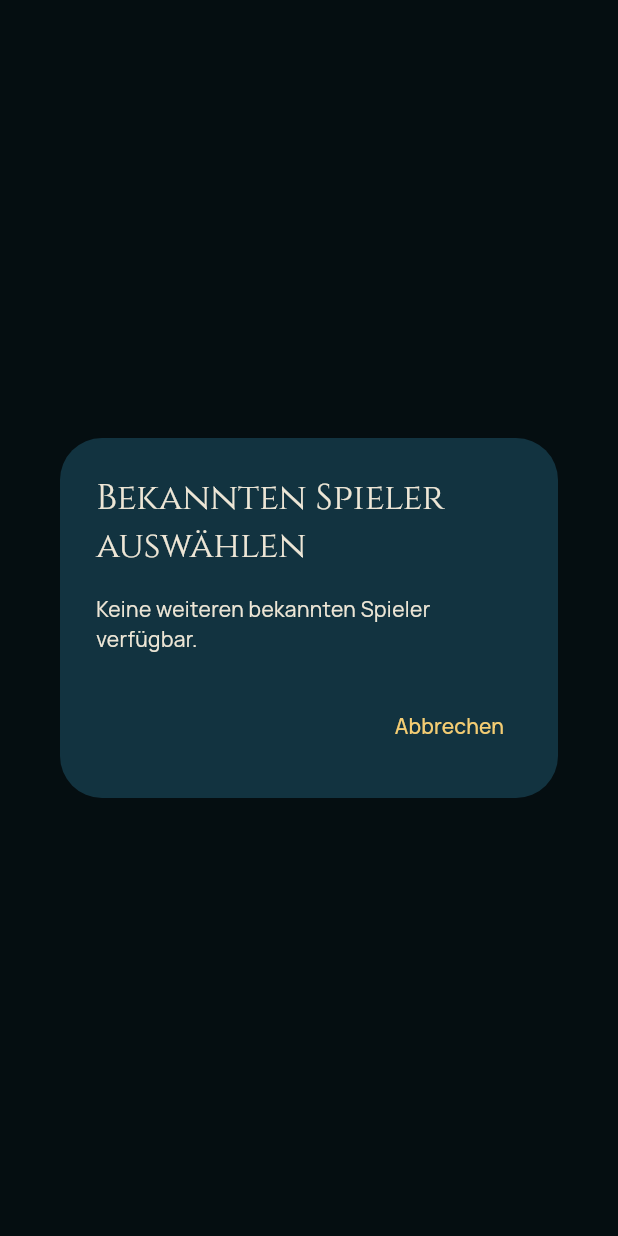
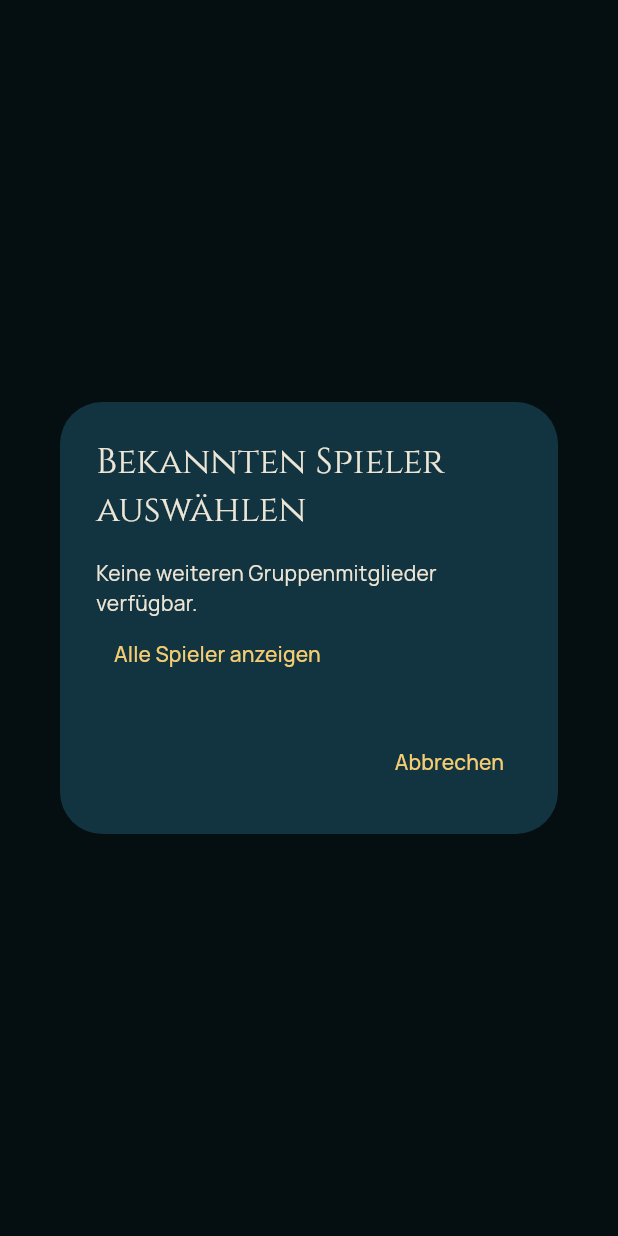
Before and after one commit to melaLetics/track_and_play, a Flutter app: what showAddKnownParticipantDialog() shows on an empty page, opened directly with empty values, on a phone screen of 412 x 824 dp. Run offline on Flutter 3.47's test engine with Material 3 defaults, Android fonts, the phone set to English and light mode, and no system bars; our stand-ins replace drift, drift_flutter, file_picker, flutter_riverpod, google_fonts, qr_flutter and 2 more; missing offline and left inert: mana_icons_flutter, mobile_scanner; accounts and stored records are empty; generated files the repository leaves out were written again.

Commit message:
game setup

```diff
--- a/lib/features/games/view/screen/game_setup_screen.dart
+++ b/lib/features/games/view/screen/game_setup_screen.dart
@@ -117,6 +117,7 @@ class _GameSetupScreenState extends ConsumerState<GameSetupScreen> {
     final draft = await showAddKnownParticipantDialog(
       context,
       excludePlayerIds: _knownPlayerIds,
+      groupId: _groupId,
     );
     if (draft != null) {
       setState(() => _participants.add(_withDefaults(draft)));
--- a/lib/features/games/view/widgets/add_known_participant_dialog.dart
+++ b/lib/features/games/view/widgets/add_known_participant_dialog.dart
@@ -1,21 +1,36 @@
 import 'package:flutter/material.dart';
 import 'package:flutter_riverpod/flutter_riverpod.dart';
 
+import '../../../../core/widgets/mana_symbol.dart';
 import '../../../players/controller/provider/players_repository_provider.dart';
 import '../../../decks/controller/provider/decks_repository_provider.dart';
+import '../../../groups/controller/provider/groups_repository_provider.dart';
 import '../../model/game_participant_draft.dart';
 
 /// Mehrstufiger Dialog: erst einen bekannten Spieler auswählen, dann
 /// (optional) eines seiner eigenen Decks - oder ein GELIEHENES Deck
 /// eines anderen Spielers (Eintrag "Geliehenes Deck", siehe
 /// ARCHITECTURE.md) - oder "kein Deck angeben".
+///
+/// [groupId] (Nutzerwunsch): ist beim Aufruf aus GameSetupScreen eine
+/// Gruppe verlinkt, werden auf der Spieler-Auswahl-Stufe ERSTMAL nur
+/// deren Mitglieder vorgeschlagen statt aller bekannten Spieler - ein
+/// Link "Alle Spieler anzeigen" erweitert die Liste bei Bedarf (z. B.
+/// Gast ohne Gruppenmitgliedschaft). Die Deck-/Verleih-Auswahl danach
+/// bleibt unverändert ungefiltert - eine Gruppe schränkt nur ein, WER
+/// als Teilnehmer vorgeschlagen wird, nicht wessen Deck geliehen
+/// werden kann.
 Future<GameParticipantDraft?> showAddKnownParticipantDialog(
   BuildContext context, {
   required Set<int> excludePlayerIds,
+  int? groupId,
 }) {
   return showDialog<GameParticipantDraft>(
     context: context,
-    builder: (_) => _AddKnownParticipantDialog(excludePlayerIds: excludePlayerIds),
+    builder: (_) => _AddKnownParticipantDialog(
+      excludePlayerIds: excludePlayerIds,
+      groupId: groupId,
+    ),
   );
 }
 
@@ -23,8 +38,12 @@ enum _Step { pickPlayer, ownDeck, pickLender, pickLenderDeck }
 
 class _AddKnownParticipantDialog extends ConsumerStatefulWidget {
   final Set<int> excludePlayerIds;
+  final int? groupId;
 
-  const _AddKnownParticipantDialog({required this.excludePlayerIds});
+  const _AddKnownParticipantDialog({
+    required this.excludePlayerIds,
+    this.groupId,
+  });
 
   @override
   ConsumerState<_AddKnownParticipantDialog> createState() =>
@@ -38,6 +57,14 @@ class _AddKnownParticipantDialogState
   String? _selectedPlayerName;
   int? _lenderId;
   String? _lenderName;
+
+  /// Nur relevant, wenn widget.groupId gesetzt ist: true, sobald der
+  /// Nutzer explizit "Alle Spieler anzeigen" angetippt hat - dann
+  /// bleibt für den Rest dieser Dialog-Instanz die ungefilterte Liste
+  /// aktiv (bewusst kein Zurück-Toggle, da sonst eine bereits
+  /// getroffene Auswahl außerhalb der Gruppe wieder aus der Liste
+  /// verschwinden könnte).
+  bool _showAllPlayers = false;
 
   @override
   Widget build(BuildContext context) {
@@ -54,7 +81,10 @@ class _AddKnownParticipantDialogState
   }
 
   Widget _buildPickPlayerStep(BuildContext context) {
-    final playersAsync = ref.watch(allActivePlayersProvider);
+    final restrictToGroup = widget.groupId != null && !_showAllPlayers;
+    final playersAsync = restrictToGroup
+        ? ref.watch(groupMembersProvider(widget.groupId!))
+        : ref.watch(allActivePlayersProvider);
     return AlertDialog(
       title: const Text('Bekannten Spieler auswählen'),
       content: SizedBox(
@@ -63,12 +93,35 @@ class _AddKnownParticipantDialogState
           loading: () => const Center(child: CircularProgressIndicator()),
           error: (error, stack) => Text('Fehler: $error'),
           data: (players) {
+            // !p.archived zusätzlich nötig, weil groupMembersProvider
+            // (anders als allActivePlayersProvider) archivierte
+            // Mitglieder NICHT herausfiltert (siehe
+            // GroupsRepository.watchMembers) - ohne diesen Filter
+            // könnten bei gruppen-eingeschränkter Anzeige archivierte
+            // Spieler vorgeschlagen werden, was vorher nie möglich war.
             final candidates = players
-                .where((p) => !widget.excludePlayerIds.contains(p.id))
+                .where(
+                  (p) => !widget.excludePlayerIds.contains(p.id) && !p.archived,
+                )
                 .toList();
+            final expandLink = restrictToGroup
+                ? TextButton(
+                    onPressed: () => setState(() => _showAllPlayers = true),
+                    child: const Text('Alle Spieler anzeigen'),
+                  )
+                : null;
             if (candidates.isEmpty) {
-              return const Text(
-                'Keine weiteren bekannten Spieler verfügbar.',
+              return Column(
+                mainAxisSize: MainAxisSize.min,
+                crossAxisAlignment: CrossAxisAlignment.start,
+                children: [
+                  Text(
+                    restrictToGroup
+                        ? 'Keine weiteren Gruppenmitglieder verfügbar.'
+                        : 'Keine weiteren bekannten Spieler verfügbar.',
+                  ),
+                  if (expandLink != null) expandLink,
+                ],
               );
             }
             return ListView(
@@ -83,6 +136,7 @@ class _AddKnownParticipantDialogState
                       _step = _Step.ownDeck;
                     }),
                   ),
+                if (expandLink != null) expandLink,
               ],
             );
           },
@@ -122,8 +176,9 @@ class _AddKnownParticipantDialogState
                 for (final deck in decks)
                   ListTile(
                     title: Text(deck.name),
-                    subtitle: Text(
-                      deck.colorIdentity.isEmpty ? 'Farblos' : deck.colorIdentity,
+                    subtitle: _DeckSubtitle(
+                      colorIdentity: deck.colorIdentity,
+                      bracket: deck.bracket,
                     ),
                     onTap: () => Navigator.of(context).pop(
                       GameParticipantDraft(
@@ -220,10 +275,9 @@ class _AddKnownParticipantDialogState
                 for (final deck in decks)
                   ListTile(
                     title: Text(deck.name),
-                    subtitle: Text(
-                      deck.colorIdentity.isEmpty
-                          ? 'Farblos'
-                          : deck.colorIdentity,
+                    subtitle: _DeckSubtitle(
+                      colorIdentity: deck.colorIdentity,
+                      bracket: deck.bracket,
                     ),
                     onTap: () => Navigator.of(context).pop(
                       GameParticipantDraft(
@@ -255,3 +309,33 @@ class _AddKnownParticipantDialogState
     );
   }
 }
+
+/// Subtitle-Zeile für einen Deck-Eintrag in den Deck-Auswahllisten
+/// dieser Datei (Nutzerwunsch, "Kosmetik" bei der Mitspieler-Auswahl):
+/// echte Mana-Symbole statt des rohen WUBRG-Buchstaben-Kürzels (siehe
+/// ManaSymbolRow, core/widgets/mana_symbol.dart - bereits an anderer
+/// Stelle im Statistik-Dashboard genutzt), zusätzlich das Bracket
+/// (siehe Decks.bracket), aber NUR wenn eines gesetzt ist - anders
+/// als die Farbidentität (die auch als "farblos" immer einen Wert
+/// zeigt) bleibt das Bracket bei den meisten Decks unausgefüllt und
+/// soll dann nicht als "Bracket null" o. ä. auftauchen.
+class _DeckSubtitle extends StatelessWidget {
+  final String colorIdentity;
+  final int? bracket;
+
+  const _DeckSubtitle({required this.colorIdentity, required this.bracket});
+
+  @override
+  Widget build(BuildContext context) {
+    return Row(
+      mainAxisSize: MainAxisSize.min,
+      children: [
+        ManaSymbolRow(colorIdentity: colorIdentity),
+        if (bracket != null) ...[
+          const SizedBox(width: 8),
+          Text('Bracket $bracket'),
+        ],
+      ],
+    );
+  }
+}
```
Also changed, not shown: lib/features/games/view/widgets/select_deck_dialog.dart (+38 -8 lines), 1 other file.
